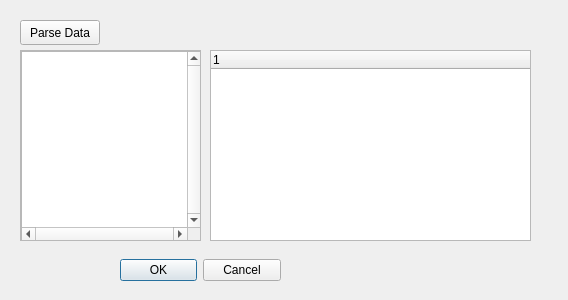
Old version of the form parserdialog.ui in the repository skullanbones/ts-analyzer.
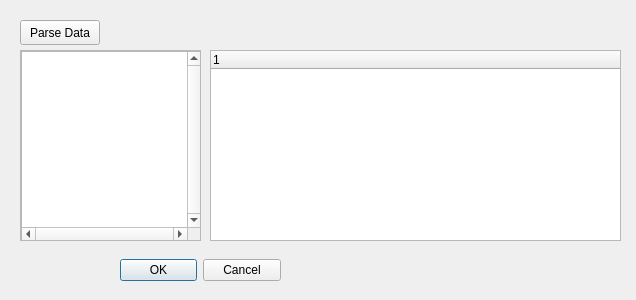
New version of the form.

Patch:
```diff
--- a/parserdialog.ui
+++ b/parserdialog.ui
@@ -6,7 +6,7 @@
    <rect>
     <x>0</x>
     <y>0</y>
-    <width>568</width>
+    <width>636</width>
     <height>300</height>
    </rect>
   </property>
@@ -89,7 +89,7 @@
     <rect>
      <x>210</x>
      <y>50</y>
-     <width>321</width>
+     <width>411</width>
      <height>191</height>
     </rect>
    </property>
```
